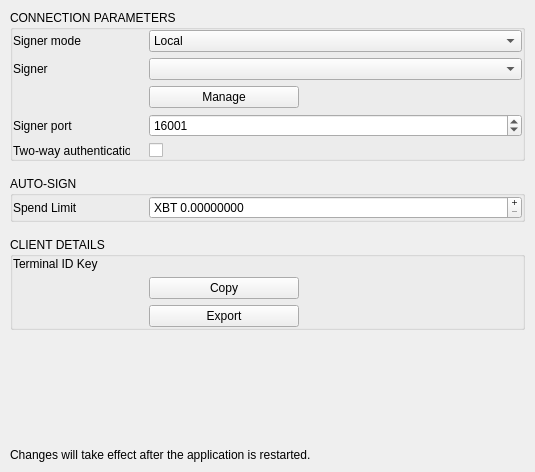
This is BlockSettleUILib/Settings/SignerSettingsPage.ui in BlockSettle/common as Qt 5 draws it before an edit. The edited form follows.
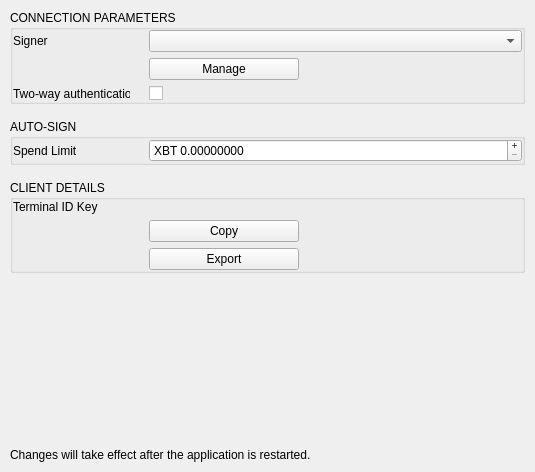
This is the edited form. Icons and pictures are not drawn.

Patch:
```diff
--- a/BlockSettleUILib/Settings/SignerSettingsPage.ui
+++ b/BlockSettleUILib/Settings/SignerSettingsPage.ui
@@ -48,48 +48,6 @@
        <number>0</number>
       </property>
       <item row="0" column="0">
-       <widget class="QLabel" name="labelMode">
-        <property name="sizePolicy">
-         <sizepolicy hsizetype="Fixed" vsizetype="Preferred">
-          <horstretch>0</horstretch>
-          <verstretch>0</verstretch>
-         </sizepolicy>
-        </property>
-        <property name="minimumSize">
-         <size>
-          <width>130</width>
-          <height>0</height>
-         </size>
-        </property>
-        <property name="maximumSize">
-         <size>
-          <width>130</width>
-          <height>16777215</height>
-         </size>
-        </property>
-        <property name="text">
-         <string>Signer mode</string>
-        </property>
-       </widget>
-      </item>
-      <item row="0" column="1">
-       <widget class="QComboBox" name="comboBoxRunMode">
-        <property name="frame">
-         <bool>true</bool>
-        </property>
-        <item>
-         <property name="text">
-          <string extracomment="Signer process is started automatically on local computer">Local</string>
-         </property>
-        </item>
-        <item>
-         <property name="text">
-          <string extracomment="Signer process is started manually on local or remote computer">Remote</string>
-         </property>
-        </item>
-       </widget>
-      </item>
-      <item row="1" column="0">
        <widget class="QLabel" name="labelHost">
         <property name="sizePolicy">
          <sizepolicy hsizetype="Fixed" vsizetype="Preferred">
@@ -117,10 +75,7 @@
         </property>
        </widget>
       </item>
-      <item row="1" column="1">
-       <widget class="QComboBox" name="comboBoxRemoteSigner"/>
-      </item>
-      <item row="2" column="0">
+      <item row="1" column="0">
        <widget class="QLabel" name="labelHost_2">
         <property name="sizePolicy">
          <sizepolicy hsizetype="Fixed" vsizetype="Preferred">
@@ -149,97 +104,25 @@
        </widget>
       </item>
       <item row="2" column="1">
-       <widget class="QWidget" name="widgetSignerKeyComboBox" native="true">
-        <layout class="QHBoxLayout" name="layoutOfflineDir_2">
-         <property name="spacing">
-          <number>5</number>
-         </property>
-         <property name="leftMargin">
-          <number>0</number>
-         </property>
-         <property name="topMargin">
-          <number>0</number>
-         </property>
-         <property name="rightMargin">
-          <number>0</number>
-         </property>
-         <property name="bottomMargin">
-          <number>0</number>
-         </property>
-         <item>
-          <widget class="QPushButton" name="pushButtonManageSignerKeys">
-           <property name="minimumSize">
-            <size>
-             <width>150</width>
-             <height>0</height>
-            </size>
-           </property>
-           <property name="text">
-            <string>Manage</string>
-           </property>
-          </widget>
-         </item>
-         <item>
-          <spacer name="horizontalSpacer">
-           <property name="orientation">
-            <enum>Qt::Horizontal</enum>
-           </property>
-           <property name="sizeHint" stdset="0">
-            <size>
-             <width>40</width>
-             <height>20</height>
-            </size>
-           </property>
-          </spacer>
-         </item>
-        </layout>
-       </widget>
-      </item>
-      <item row="3" column="0">
-       <widget class="QLabel" name="labelPort">
-        <property name="sizePolicy">
-         <sizepolicy hsizetype="Fixed" vsizetype="Preferred">
-          <horstretch>0</horstretch>
-          <verstretch>0</verstretch>
-         </sizepolicy>
-        </property>
-        <property name="minimumSize">
-         <size>
-          <width>130</width>
-          <height>0</height>
-         </size>
-        </property>
-        <property name="maximumSize">
-         <size>
-          <width>130</width>
-          <height>16777215</height>
-         </size>
-        </property>
-        <property name="text">
-         <string>Signer port</string>
-        </property>
-        <property name="wordWrap">
+       <widget class="QCheckBox" name="checkBoxTwoWayAuth">
+        <property name="enabled">
          <bool>true</bool>
         </property>
-       </widget>
-      </item>
-      <item row="3" column="1">
-       <widget class="QSpinBox" name="spinBoxPort">
         <property name="sizePolicy">
          <sizepolicy hsizetype="Preferred" vsizetype="Fixed">
           <horstretch>0</horstretch>
           <verstretch>0</verstretch>
          </sizepolicy>
         </property>
-        <property name="maximum">
-         <number>65535</number>
-        </property>
-        <property name="value">
-         <number>16001</number>
+        <property name="text">
+         <string/>
         </property>
        </widget>
       </item>
-      <item row="4" column="0">
+      <item row="0" column="1">
+       <widget class="QComboBox" name="comboBoxSigner"/>
+      </item>
+      <item row="2" column="0">
        <widget class="QWidget" name="widgetTwoWayAuth" native="true">
         <property name="sizePolicy">
          <sizepolicy hsizetype="Fixed" vsizetype="Preferred">
@@ -316,20 +199,51 @@
         </layout>
        </widget>
       </item>
-      <item row="4" column="1">
-       <widget class="QCheckBox" name="checkBoxTwoWayAuth">
-        <property name="enabled">
-         <bool>true</bool>
-        </property>
-        <property name="sizePolicy">
-         <sizepolicy hsizetype="Preferred" vsizetype="Fixed">
-          <horstretch>0</horstretch>
-          <verstretch>0</verstretch>
-         </sizepolicy>
-        </property>
-        <property name="text">
-         <string/>
-        </property>
+      <item row="1" column="1">
+       <widget class="QWidget" name="widgetSignerKeyComboBox" native="true">
+        <layout class="QHBoxLayout" name="layoutOfflineDir_2">
+         <property name="spacing">
+          <number>5</number>
+         </property>
+         <property name="leftMargin">
+          <number>0</number>
+         </property>
+         <property name="topMargin">
+          <number>0</number>
+         </property>
+         <property name="rightMargin">
+          <number>0</number>
+         </property>
+         <property name="bottomMargin">
+          <number>0</number>
+         </property>
+         <item>
+          <widget class="QPushButton" name="pushButtonManageSignerKeys">
+           <property name="minimumSize">
+            <size>
+             <width>150</width>
+             <height>0</height>
+            </size>
+           </property>
+           <property name="text">
+            <string>Manage</string>
+           </property>
+          </widget>
+         </item>
+         <item>
+          <spacer name="horizontalSpacer">
+           <property name="orientation">
+            <enum>Qt::Horizontal</enum>
+           </property>
+           <property name="sizeHint" stdset="0">
+            <size>
+             <width>40</width>
+             <height>20</height>
+            </size>
+           </property>
+          </spacer>
+         </item>
+        </layout>
        </widget>
       </item>
      </layout>
```
